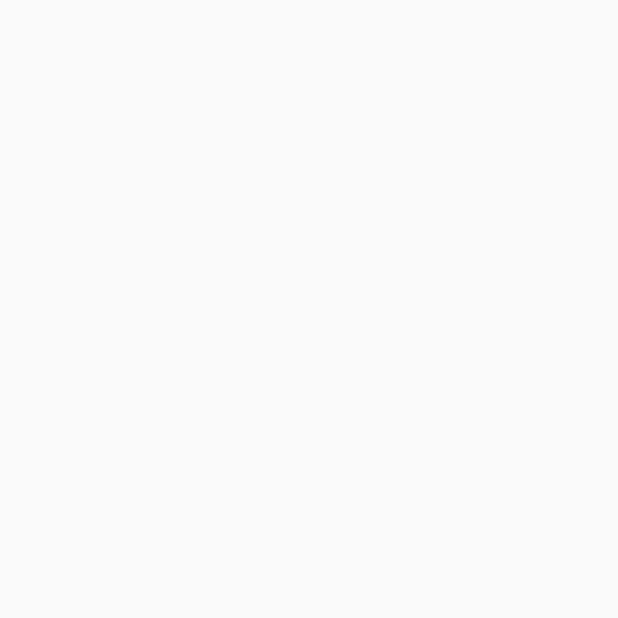
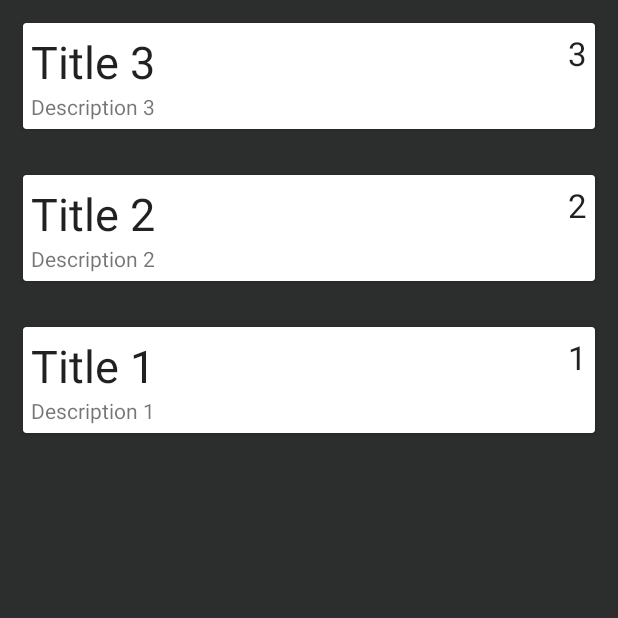
Before and after one commit to LuvJaiswal/TODO2020FinalAssignment, an Android app: the HomeActivity screen opened directly, with no data from a screen before it, on a phone screen of 412 x 824 dp, the top half of it. Before the commit the part shown is empty. Run offline under Robolectric (Android 15) with nearby library versions, the phone set to English and light mode, and no system bars; our stand-ins replace Room's generated code.

Commit message:
Recycler view added for the Todo items and extracted items using Adapter and view holder

```diff
--- a/app/build.gradle
+++ b/app/build.gradle
@@ -44,6 +44,11 @@ dependencies {
     annotationProcessor 'android.arch.persistence.room:compiler:1.0.0-alpha1'
 
 
+    //recycler view
+    implementation "androidx.recyclerview:recyclerview:1.1.0"
+
+
+
 
 
 
--- a/app/src/main/java/com/example/todo2020/HomeActivity.java
+++ b/app/src/main/java/com/example/todo2020/HomeActivity.java
@@ -5,6 +5,8 @@ import androidx.lifecycle.Observer;
 import androidx.lifecycle.ViewModel;
 import androidx.lifecycle.ViewModelProvider;
 import androidx.lifecycle.ViewModelProviders;
+import androidx.recyclerview.widget.LinearLayoutManager;
+import androidx.recyclerview.widget.RecyclerView;
 
 import android.os.Bundle;
 import android.widget.Toast;
@@ -20,11 +22,20 @@ public class HomeActivity extends AppCompatActivity {
         super.onCreate(savedInstanceState);
         setContentView(R.layout.activity_home);
 
+        RecyclerView recyclerView = findViewById(R.id.recyclerView);
+        recyclerView.setLayoutManager(new LinearLayoutManager(this));
+        recyclerView.setHasFixedSize(true);
+
+        final TodoAdapter adapter= new TodoAdapter();
+        recyclerView.setAdapter(adapter);
+
+
         noteViewModel = ViewModelProviders.of(this).get(NoteViewModel.class);
         noteViewModel.getAllNotes().observe(this, new Observer<List<Note>>() {
             @Override
             public void onChanged(List<Note> notes) {
                 //update Recyclerview
+                adapter.setTodo(notes);
 
                 Toast.makeText(HomeActivity.this, "onChanged", Toast.LENGTH_SHORT).show();
             }
--- /dev/null
+++ b/app/src/main/java/com/example/todo2020/TodoAdapter.java
@@ -0,0 +1,59 @@
+package com.example.todo2020;
+
+import android.view.LayoutInflater;
+import android.view.View;
+import android.view.ViewGroup;
+import android.widget.TextView;
+
+import androidx.annotation.NonNull;
+import androidx.recyclerview.widget.RecyclerView;
+
+import java.util.ArrayList;
+import java.util.List;
+
+public class TodoAdapter extends RecyclerView.Adapter<TodoAdapter.TodoHolder> {
+
+    private List<Note> notes = new ArrayList<>();
+    @NonNull
+    @Override
+    public TodoHolder onCreateViewHolder(@NonNull ViewGroup parent, int viewType) {
+        View itemView = LayoutInflater.from(parent.getContext())
+                .inflate(R.layout.todo_item,parent,false);
+
+        return new TodoHolder(itemView);
+    }
+
+    @Override
+    public void onBindViewHolder(@NonNull TodoHolder holder, int position) {
+        Note currentNote = notes.get(position);
+        holder.mTitle.setText(currentNote.getTitle());
+        holder.mDescription.setText(currentNote.getDescription());
+        holder.mPriority.setText(String.valueOf(currentNote.getPriority()));
+
+    }
+
+    @Override
+    public int getItemCount() {
+        return notes.size();
+    }
+
+    public void setTodo(List<Note>notes){
+        this.notes = notes;
+        notifyDataSetChanged();
+
+    }
+
+    class TodoHolder extends RecyclerView.ViewHolder{
+
+       private TextView mTitle,mDescription,mPriority;
+
+
+       public TodoHolder(@NonNull View itemView) {
+           super(itemView);
+           mTitle = itemView.findViewById(R.id.tv_title);
+           mDescription =itemView.findViewById(R.id.tv_description);
+           mPriority = itemView.findViewById(R.id.tv_Priority);
+
+       }
+   }
+}
--- a/app/src/main/res/layout/activity_home.xml
+++ b/app/src/main/res/layout/activity_home.xml
@@ -1,11 +1,25 @@
 <?xml version="1.0" encoding="utf-8"?>
-<androidx.constraintlayout.widget.ConstraintLayout xmlns:android="http://schemas.android.com/apk/res/android"
+<androidx.coordinatorlayout.widget.CoordinatorLayout xmlns:android="http://schemas.android.com/apk/res/android"
     xmlns:app="http://schemas.android.com/apk/res-auto"
     xmlns:tools="http://schemas.android.com/tools"
     android:layout_width="match_parent"
     android:layout_height="match_parent"
+    android:background="@color/black"
     tools:context=".HomeActivity">
 
+    <ScrollView
+        android:id="@+id/scrollView2"
+        android:layout_width="match_parent"
+        android:layout_height="match_parent"
+        app:layout_anchor="@+id/scrollView2"
+        app:layout_anchorGravity="center">
 
+        <androidx.recyclerview.widget.RecyclerView
+            android:id="@+id/recyclerView"
+            android:layout_width="match_parent"
+            android:layout_height="match_parent"
+            tools:listitem="@layout/todo_item" />
 
-</androidx.constraintlayout.widget.ConstraintLayout>
+    </ScrollView>
+
+</androidx.coordinatorlayout.widget.CoordinatorLayout>
--- /dev/null
+++ b/app/src/main/res/layout/todo_item.xml
@@ -0,0 +1,52 @@
+<?xml version="1.0" encoding="utf-8"?>
+<androidx.cardview.widget.CardView xmlns:android="http://schemas.android.com/apk/res/android"
+    android:layout_width="match_parent"
+    android:layout_height="wrap_content"
+    android:layout_margin="15dp"
+    android:padding="10dp"
+    android:layout_marginEnd="8dp"
+    android:layout_marginStart="8dp"
+    android:layout_marginTop="5dp"
+    >
+
+    <RelativeLayout
+        android:layout_width="wrap_content"
+        android:layout_height="wrap_content"
+        android:padding="5dp">
+
+        <TextView
+            android:id="@+id/tv_Priority"
+            android:layout_width="wrap_content"
+            android:layout_height="wrap_content"
+            android:layout_alignParentEnd="true"
+            android:text="1"
+            android:textAppearance="@style/TextAppearance.AppCompat.Large"
+            />
+
+        <TextView
+            android:id="@+id/tv_title"
+            android:layout_width="wrap_content"
+            android:layout_height="wrap_content"
+            android:layout_alignParentStart="true"
+            android:text="Title"
+            android:textSize="30dp"
+            android:maxLines="1"
+            android:layout_toStartOf="@+id/tv_Priority"
+            android:textAppearance="@style/TextAppearance.AppCompat.Large"
+            android:ellipsize="end"
+            />
+
+        <TextView
+            android:id="@+id/tv_description"
+            android:layout_width="wrap_content"
+            android:layout_height="wrap_content"
+            android:layout_below="@+id/tv_title"
+            android:text="Description"
+            />
+
+
+    </RelativeLayout>
+
+
+
+</androidx.cardview.widget.CardView>
--- a/app/src/main/res/values/colors.xml
+++ b/app/src/main/res/values/colors.xml
@@ -6,6 +6,7 @@
     <color name="todoBackground">#D1F8E1</color>
     <color name="login">#95A6A4EC</color>
     <color name="black">#2C2E2E</color>
+    <color name="pinkish">#FDC0D5</color>
 
 
 
```
Also changed, not shown: app/src/main/java/com/example/todo2020/DatabaseHelper.java (+5 -5 lines), app/src/main/java/com/example/todo2020/NoteViewModel.java (+6 -8 lines).
